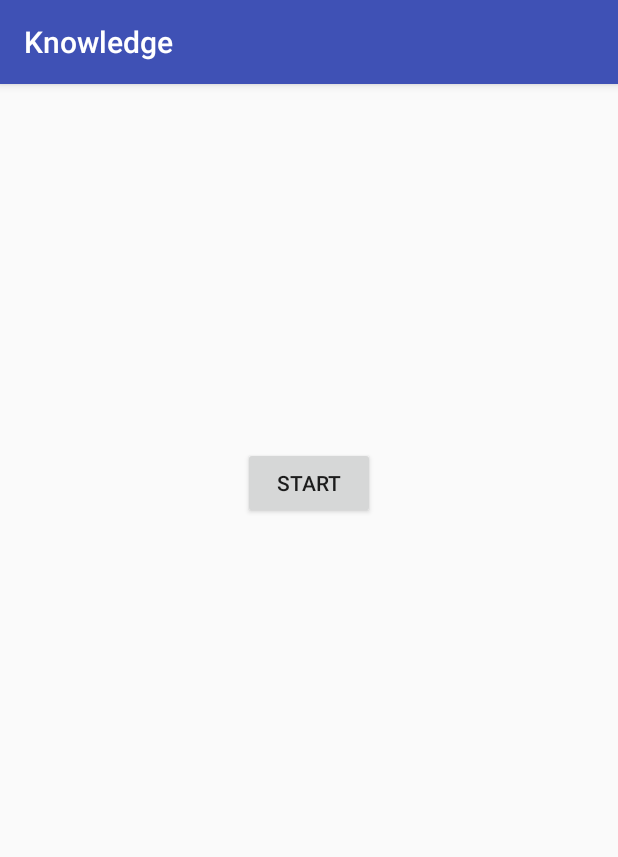
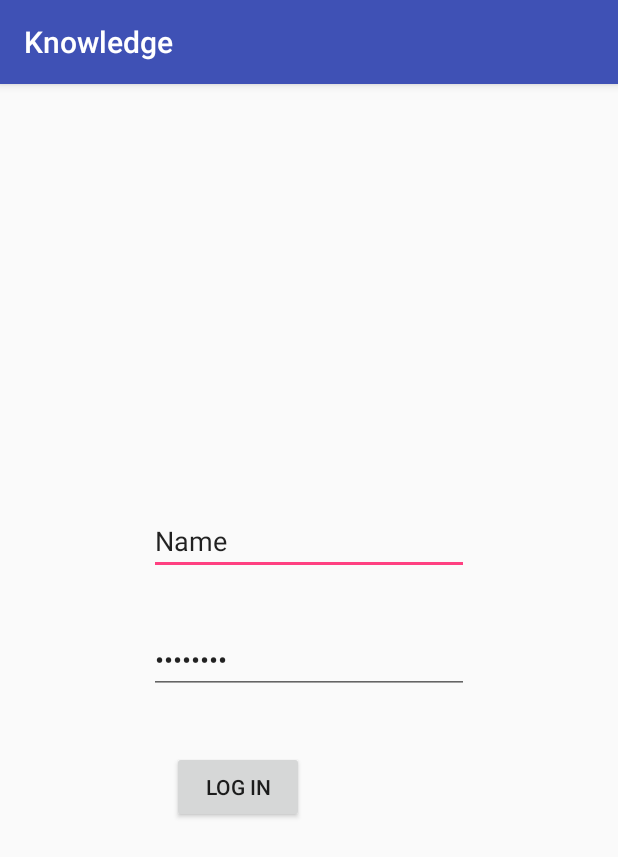
Before and after one commit to abc5377848/Knowledge, an Android app: the screen it shows after launch (MainActivity), on a phone screen of 412 x 824 dp. Shown: the top 857 px of the screen. Run offline under Robolectric (Android 15) with nearby library versions, the phone set to English and light mode, and no system bars.

Commit message:
新增帳號密碼登入系統

```diff
--- a/Knowledge/app/src/main/java/com/example/mike/myapplication/MainActivity.java
+++ b/Knowledge/app/src/main/java/com/example/mike/myapplication/MainActivity.java
@@ -1,5 +1,7 @@
 package com.example.mike.myapplication;
 
+import android.database.Cursor;
+import android.database.sqlite.SQLiteDatabase;
 import android.support.v7.app.AppCompatActivity;
 import android.os.Bundle;
 import java.util.ArrayList;
@@ -8,26 +10,55 @@ import android.view.View;
 import android.widget.Button;
 import android.app.Activity;
 import android.content.Intent;
+import android.widget.EditText;
 
 
 public class MainActivity extends AppCompatActivity {
-    Button Bt1;
+    protected MyDBHelper myDB;
+    protected SQLiteDatabase db;
+    protected ArrayList<String[]> UserAccPass = new ArrayList<String[]>();
 
+    protected Button Bt1;
+    protected EditText Et1;
+    protected EditText Et2;
+    protected static boolean LOGIN = false;
     @Override
     protected void onCreate(Bundle savedInstanceState) {
         super.onCreate(savedInstanceState);
         setContentView(R.layout.activity_main);
 
+        Et1 = (EditText) findViewById(R.id.editText1);
+        Et2 = (EditText) findViewById(R.id.editText2);
+
+        myDB = new MyDBHelper(this, "MyDB", null, 1);
+        db = myDB.getWritableDatabase();
+        Cursor cursor = db.rawQuery("SELECT * FROM User", null); //等入畫面，輸入帳號密碼
+        while(cursor.moveToNext()){
+            String[] AccPass = new String[2];
+            AccPass[0] = cursor.getString(1);
+            AccPass[1] = cursor.getString(2);
+            UserAccPass.add(AccPass);
+        }
         Bt1 = (Button) findViewById(R.id.button);
         Bt1.setOnClickListener(new View.OnClickListener() {
             public void onClick (View v){
-                Intent intent = new Intent();
-                intent.setClass(MainActivity.this, SecondActivity.class);
-                startActivity(intent);
-                MainActivity.this.finish();
+
+                for(int i = 0; i < UserAccPass.size(); i++){
+                    if(Et1.getText().toString().equals(UserAccPass.get(i)[0]) && Et2.getText().toString().equals(UserAccPass.get(i)[1])){
+                        LOGIN = true;
+                        break;
+                    }
+                }
+
+                if(LOGIN){
+                    LOGIN = false;
+                    Intent intent = new Intent();
+                    intent.setClass(MainActivity.this, SecondActivity.class);
+                    startActivity(intent);
+                    MainActivity.this.finish();
+                }
             }
         });
 
     }
-
 }
--- a/Knowledge/app/src/main/java/com/example/mike/myapplication/MyDBHelper.java
+++ b/Knowledge/app/src/main/java/com/example/mike/myapplication/MyDBHelper.java
@@ -5,7 +5,12 @@ import android.database.sqlite.SQLiteDatabase;
 import android.database.sqlite.SQLiteDatabase.CursorFactory;
 import android.database.sqlite.SQLiteOpenHelper;
 
+import java.net.IDN;
+
 public class MyDBHelper extends SQLiteOpenHelper {
+
+    private static final String DATABASE_NAME = "MyDB";
+    private static final  int DATABASE_VERSION = 1000;              //此次資料庫版本
 
     public MyDBHelper(Context context, String name, CursorFactory factory,
                       int version) {
@@ -21,8 +26,16 @@ public class MyDBHelper extends SQLiteOpenHelper {
     public static final String OPTION_D = "D";
     public static final String ANSWER = "Answer";
 
+    protected static final String TABLE_NAME_SECOND = "User";
+    protected static final String USER_ID = "ID";
+    protected static final String ACCOUNT = "Account";
+    protected static final String PASSWORD = "Password";
+
     @Override
     public void onCreate(SQLiteDatabase db) {
+
+        final int FIRST_DATABASE_VERSION = 1000;            //這為最初始資料庫版本不可更動
+
         final String CREATE_TABLE =
                 "CREATE TABLE IF NOT EXISTS " + TABLE_NAME + " (" +
                         TOPIC_NUM + " INTEGER PRIMARY KEY, " +
@@ -32,15 +45,29 @@ public class MyDBHelper extends SQLiteOpenHelper {
                         OPTION_C + " TEXT NOT NULL, " +
                         OPTION_D + " TEXT NOT NULL, " +
                         ANSWER + " TEXT NOT NULL)";
+
+        final String CREATE_TABLE_SECOND =
+                "CREATE TABLE IF NOT EXISTS " + TABLE_NAME_SECOND + " (" +
+                        USER_ID + " INTEGER PRIMARY KEY, " +
+                        ACCOUNT + " TEXT NOT NULL, " +
+                        PASSWORD + " TEXT NOT NULL)" ;
+
+        db.execSQL(CREATE_TABLE_SECOND);
+        db.execSQL("insert into User values (1, 'JANGJIN', 'heisdb2');");
+        db.execSQL("insert into User values (2, 'YOUYING', 'db2also');");
+        db.execSQL("insert into User values (3, 'WUNYI', '12345678');");
+
         db.execSQL(CREATE_TABLE);
         db.execSQL("insert into Exam values (1, '請問1+1=?', '1', '2', '3', '4', '2');");
         db.execSQL("insert into Exam values (2, '請問1+2=?', '1', '2', '3', '4', '3');");
         db.execSQL("insert into Exam values (3, '請問0+1=?', '1', '2', '3', '4', '1');");
         db.execSQL("insert into Exam values (4, '請問2+2=?', '1', '2', '3', '4', '4');");
+
+
     }
 
     @Override
-    public void onUpgrade(SQLiteDatabase db, int oldVersion, int newVersion) {
+    public void onUpgrade(SQLiteDatabase db, int oldVersion, int newVersion) {   // 需要再更改為資料庫自動更新情況
         final String DROP = "DROP TABLE IF EXISTS " + TABLE_NAME;
         db.execSQL(DROP);
         onCreate(db);
--- a/Knowledge/app/src/main/res/layout/activity_main.xml
+++ b/Knowledge/app/src/main/res/layout/activity_main.xml
@@ -10,13 +10,42 @@
     android:paddingTop="@dimen/activity_vertical_margin"
     tools:context="com.example.mike.myapplication.MainActivity">
 
-    <Button
-        android:text="Start"
+    <EditText
         android:layout_width="wrap_content"
         android:layout_height="wrap_content"
-        android:layout_below="@+id/textView"
-        android:layout_centerHorizontal="true"
-        android:layout_marginTop="226dp"
-        android:id="@+id/button" />
+        android:inputType="textPersonName"
+        android:text="Name"
+        android:ems="10"
+        android:layout_above="@+id/editText2"
+        android:layout_alignLeft="@+id/editText2"
+        android:layout_alignStart="@+id/editText2"
+        android:layout_marginBottom="34dp"
+        android:id="@+id/editText1" />
+
+    <EditText
+        android:layout_width="wrap_content"
+        android:layout_height="wrap_content"
+        android:inputType="textPassword"
+        android:text="12345678"
+        android:ems="10"
+        android:id="@+id/editText2"
+        android:layout_centerVertical="true"
+        android:layout_centerHorizontal="true" />
+
+
+
+    <Button
+        android:text="Log In"
+        android:layout_width="wrap_content"
+        android:layout_height="wrap_content"
+        android:id="@+id/button"
+        android:layout_marginTop="38dp"
+        android:layout_below="@+id/editText2"
+        android:layout_alignLeft="@+id/editText2"
+        android:layout_alignStart="@+id/editText2"
+        android:layout_marginLeft="15dp"
+        android:layout_marginStart="15dp" />
+
+
 
 </RelativeLayout>
```
Also changed, not shown: 14 other files.
